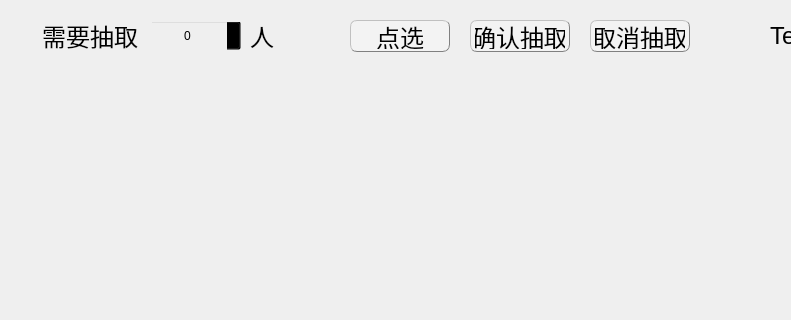
Above: stackedwidgetdialog.ui from EsZHU/QtExamSystem before the change; both pictures show x 0 to 791 and y 0 to 320 of the 1050 by 760 pixel window. Below: the same form after it.
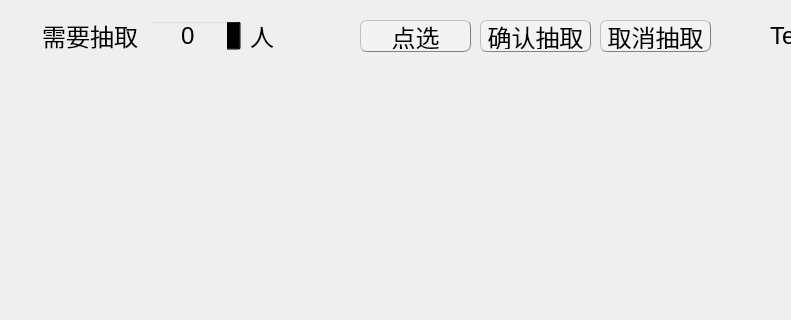
That is the form after the change. Icons and pictures are not drawn.

The edit to the form file:
```diff
--- a/stackedwidgetdialog.ui
+++ b/stackedwidgetdialog.ui
@@ -31,6 +31,11 @@
       <height>31</height>
      </rect>
     </property>
+    <property name="font">
+     <font>
+      <pointsize>18</pointsize>
+     </font>
+    </property>
     <property name="styleSheet">
      <string notr="true">QSpinBox {
 	background:transparent;
@@ -138,9 +143,9 @@
    <widget class="QPushButton" name="chooseButton">
     <property name="geometry">
      <rect>
-      <x>340</x>
+      <x>350</x>
       <y>10</y>
-      <width>100</width>
+      <width>111</width>
       <height>32</height>
      </rect>
     </property>
@@ -162,9 +167,9 @@
    <widget class="QPushButton" name="confirmButton">
     <property name="geometry">
      <rect>
-      <x>460</x>
+      <x>470</x>
       <y>10</y>
-      <width>100</width>
+      <width>111</width>
       <height>32</height>
      </rect>
     </property>
@@ -186,9 +191,9 @@
    <widget class="QPushButton" name="cancelButton">
     <property name="geometry">
      <rect>
-      <x>580</x>
+      <x>590</x>
       <y>10</y>
-      <width>100</width>
+      <width>111</width>
       <height>32</height>
      </rect>
     </property>
```
